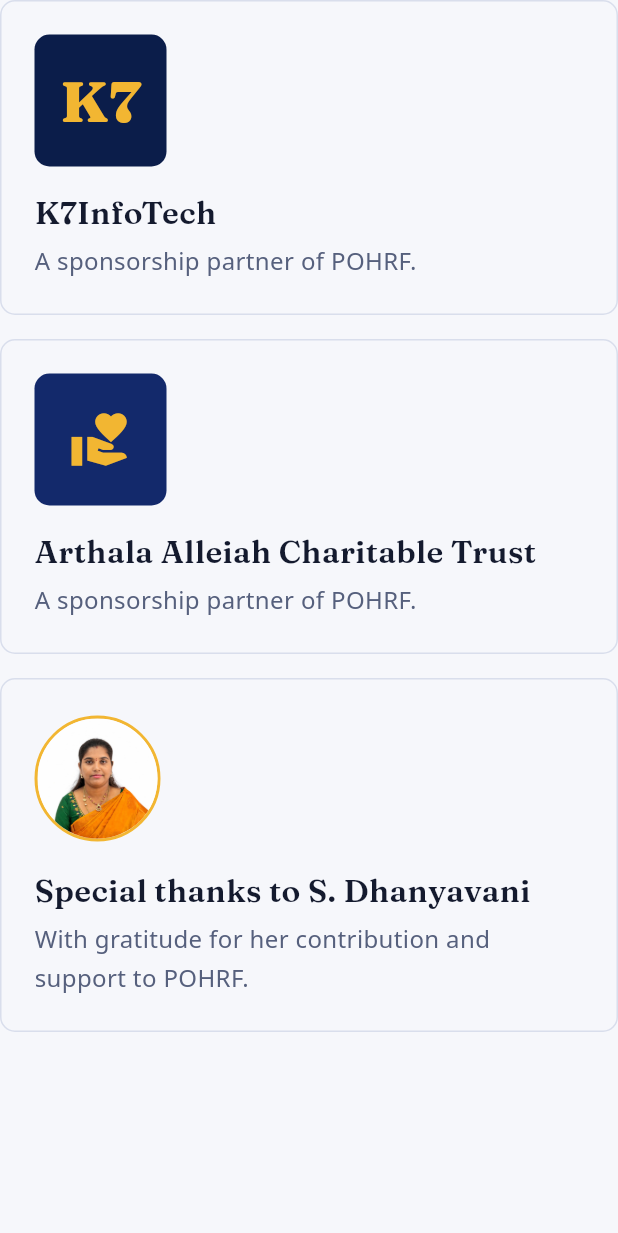
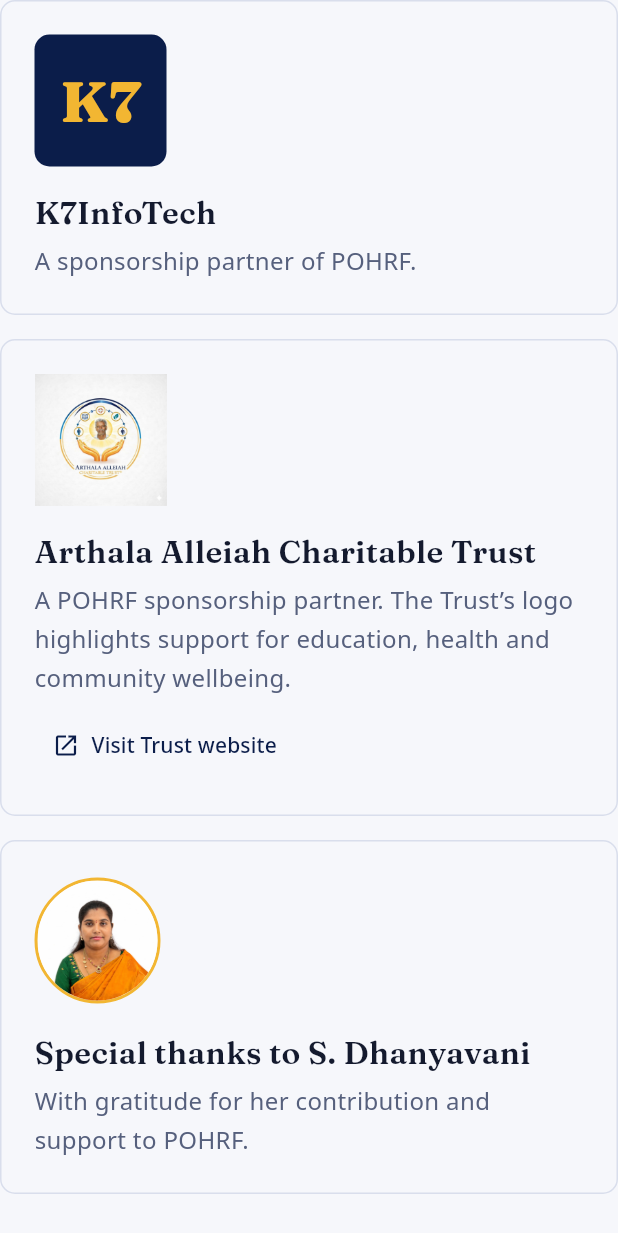
Before and after one commit to K7IT2024/pohrf, a Flutter app: the Supporters widget shown alone on an empty page, opened directly, on a phone screen of 412 x 824 dp. Shown: the top 1233 px of the screen. Run offline on Flutter 3.47's test engine with Material 3 defaults, Android fonts, the phone set to English and light mode, and no system bars; our stand-ins replace google_fonts.

Commit message:
POHRF is added

```diff
--- a/lib/main.dart
+++ b/lib/main.dart
@@ -3,6 +3,7 @@
 import 'package:flutter/material.dart';
 import 'package:google_fonts/google_fonts.dart';
 import 'package:http/http.dart' as http;
+import 'package:url_launcher/url_launcher.dart';
 
 // ---- Edit these ----
 const kEmail = 'protectionofhumanrightforce@gmail.com';
@@ -568,6 +569,7 @@
     required Widget mark,
     required String name,
     required String detail,
+    Widget? action,
   }) =>
       Container(
         width: double.infinity,
@@ -585,6 +587,10 @@
             Text(name, style: serif(21)),
             const SizedBox(height: 8),
             Text(detail, style: body(color: muted)),
+            if (action != null) ...[
+              const SizedBox(height: 8),
+              action,
+            ],
           ],
         ),
       );
@@ -623,21 +629,33 @@
               SizedBox(
                 width: cardWidth,
                 child: supporterCard(
-                  mark: Container(
-                    width: 88,
-                    alignment: Alignment.center,
-                    decoration: BoxDecoration(
-                      color: navy2,
-                      borderRadius: BorderRadius.circular(10),
-                    ),
-                    child: const Icon(
-                      Icons.volunteer_activism,
-                      color: gold,
-                      size: 42,
-                    ),
+                  mark: Image.asset(
+                    'assets/team/aact_logo.jpeg',
+                    fit: BoxFit.contain,
+                    alignment: Alignment.centerLeft,
                   ),
                   name: 'Arthala Alleiah Charitable Trust',
-                  detail: 'A sponsorship partner of POHRF.',
+                  detail:
+                      'A POHRF sponsorship partner. The Trust’s logo highlights support for education, health and community wellbeing.',
+                  action: TextButton.icon(
+                    onPressed: () async {
+                      final opened = await launchUrl(
+                        Uri.parse(
+                          'https://arthala-alleiah-charitable-trust.onrender.com/',
+                        ),
+                        mode: LaunchMode.externalApplication,
+                      );
+                      if (!opened && context.mounted) {
+                        ScaffoldMessenger.of(context).showSnackBar(
+                          const SnackBar(
+                            content: Text('Could not open the Trust website.'),
+                          ),
+                        );
+                      }
+                    },
+                    icon: const Icon(Icons.open_in_new),
+                    label: const Text('Visit Trust website'),
+                  ),
                 ),
               ),
               SizedBox(
```
Also changed, not shown: assets/team/aact_logo.jpeg (added).
